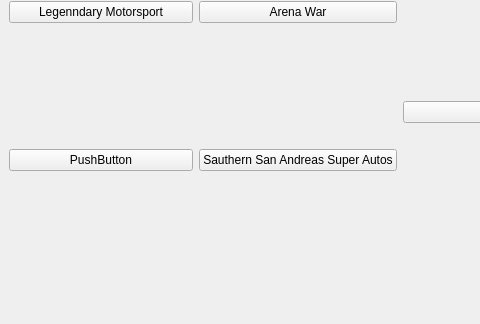
Qt form mainwindow.ui (Librianin/Projekt-1) before a commit; both pictures show x 0 to 480 and y 276 to 600 of the 800 by 600 pixel window.
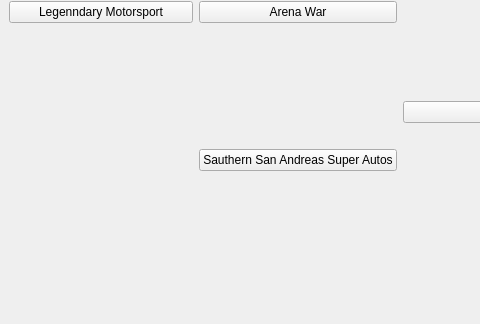
The same form after that commit.

```diff
--- a/mainwindow.ui
+++ b/mainwindow.ui
@@ -45,13 +45,6 @@
         </property>
        </widget>
       </item>
-      <item row="2" column="0">
-       <widget class="QPushButton" name="pushButton_4">
-        <property name="text">
-         <string>PushButton</string>
-        </property>
-       </widget>
-      </item>
       <item row="2" column="1">
        <widget class="QPushButton" name="pushButton_3">
         <property name="text">
```
Left out of the diff: 2 changed lines with no effect on the pictures.
